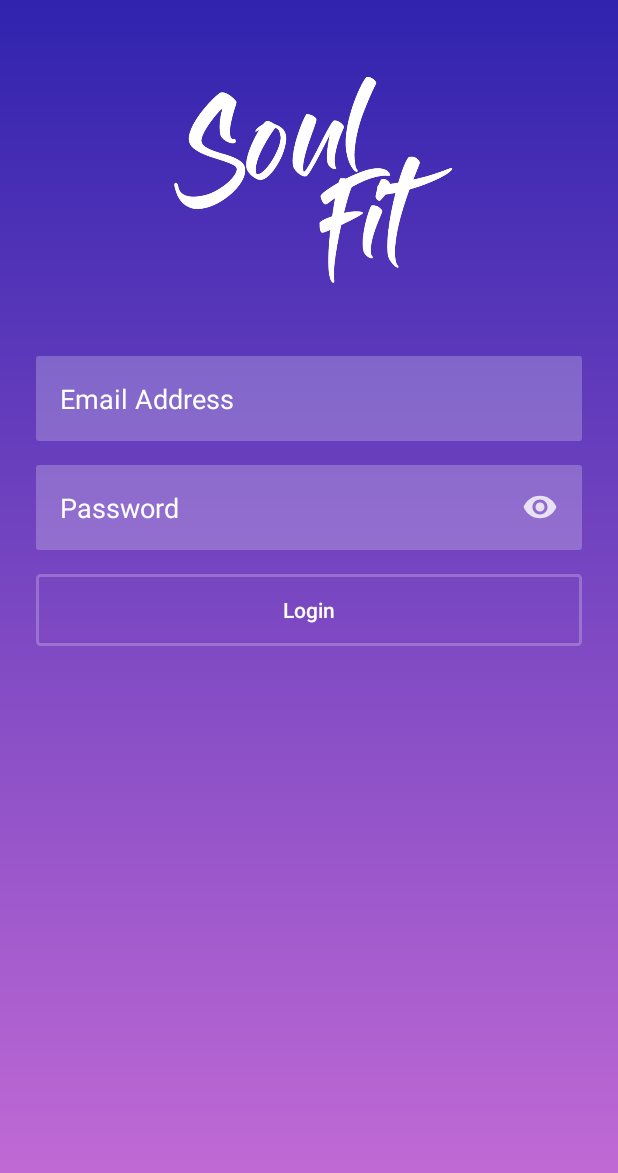
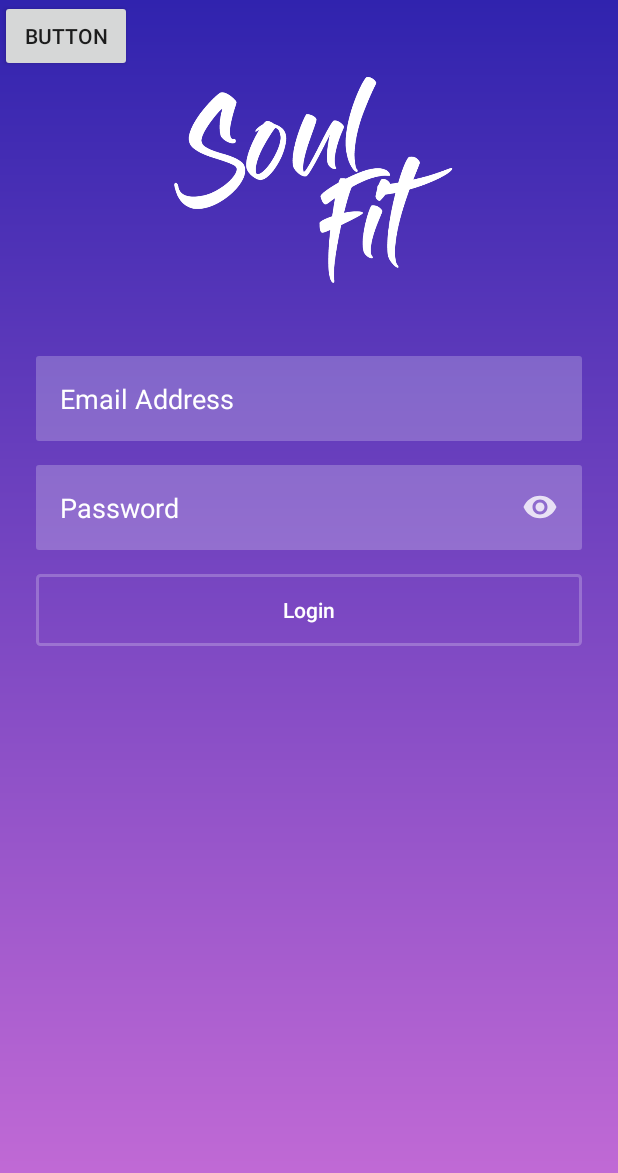
Before and after one commit to Dasunx/SoulFit, an Android app: the screen it shows after launch (MainActivity), on a phone screen of 412 x 824 dp. Shown: the top 1173 px of the screen. Run offline under Robolectric (Android 15) with nearby library versions, the phone set to English and light mode, and no system bars.

Commit message:
Added a button

```diff
--- a/app/src/main/res/layout/activity_main.xml
+++ b/app/src/main/res/layout/activity_main.xml
@@ -87,5 +87,13 @@
 
         />
 
+    <Button
+        android:id="@+id/button"
+        android:layout_width="wrap_content"
+        android:layout_height="wrap_content"
+        android:text="Button"
+        tools:layout_editor_absoluteX="170dp"
+        tools:layout_editor_absoluteY="562dp" />
+
 
 </android.support.constraint.ConstraintLayout>
```
